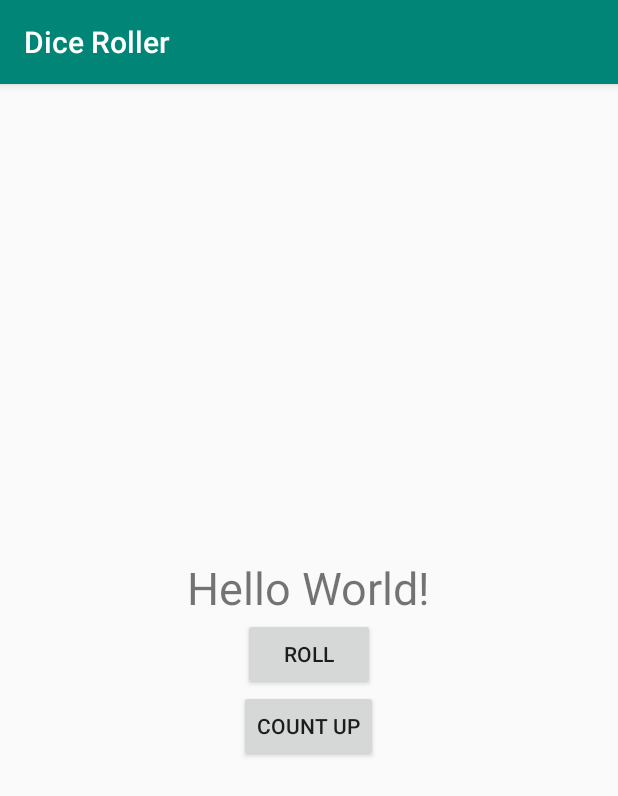
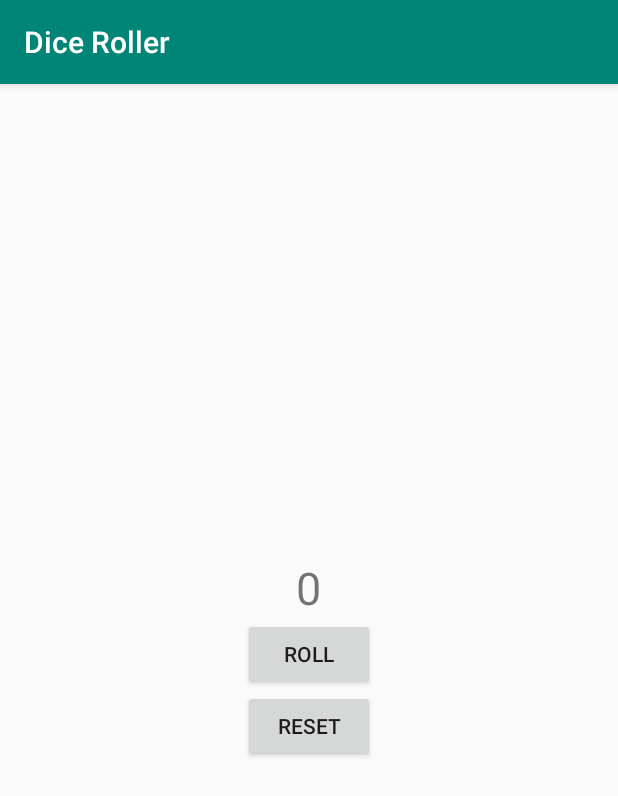
Before and after one commit to codelloyd/akfc-diceroller, an Android app: the screen it shows after launch (MainActivity), on a phone screen of 412 x 824 dp. Shown: the top 796 px of the screen. Run offline under Robolectric (Android 15) with nearby library versions, the phone set to English and light mode, and no system bars.

Commit message:
Replace CountUp with Reset

```diff
--- a/app/src/main/java/com/codelloyd/akfc/diceroller/MainActivity.kt
+++ b/app/src/main/java/com/codelloyd/akfc/diceroller/MainActivity.kt
@@ -15,8 +15,10 @@ class MainActivity : AppCompatActivity() {
     val rollButton: Button = findViewById(R.id.roll_button)
     rollButton.setOnClickListener { rollDice() }
 
-    val countUpButton: Button = findViewById(R.id.countup_button)
-    countUpButton.setOnClickListener { countUp() }
+    val resetButton: Button = findViewById(R.id.reset_button)
+    resetButton.setOnClickListener { reset() }
+
+    reset()
   }
 
   private fun rollDice() {
@@ -26,18 +28,9 @@ class MainActivity : AppCompatActivity() {
     resultText.text = randomInt.toString()
   }
 
-  private fun countUp() {
+  private fun reset() {
     val resultText: TextView = findViewById(R.id.result_text)
-
-    if (resultText.text == resources.getString(R.string.hello_world)) {
-      resultText.text = "1"
-    } else {
-      var resultInt = resultText.text.toString().toInt()
-
-      if (resultInt < 6) {
-        resultInt++
-        resultText.text = resultInt.toString()
-      }
-    }
+    val resetValue = 0
+    resultText.text = resetValue.toString()
   }
 }
--- a/app/src/main/res/layout/activity_main.xml
+++ b/app/src/main/res/layout/activity_main.xml
@@ -13,8 +13,7 @@
       android:layout_width="wrap_content"
       android:layout_height="wrap_content"
       android:layout_gravity="center_horizontal"
-      android:textSize="30sp"
-      android:text="@string/hello_world"/>
+      android:textSize="30sp"/>
 
   <Button
       android:id="@+id/roll_button"
@@ -24,10 +23,10 @@
       android:text="@string/roll_label"/>
 
   <Button
-      android:id="@+id/countup_button"
+      android:id="@+id/reset_button"
       android:layout_width="wrap_content"
       android:layout_height="wrap_content"
       android:layout_gravity="center_horizontal"
-      android:text="@string/countup_label"/>
+      android:text="@string/reset_label"/>
 
 </LinearLayout>
--- a/app/src/main/res/values/strings.xml
+++ b/app/src/main/res/values/strings.xml
@@ -1,6 +1,5 @@
 <resources>
   <string name="app_name">Dice Roller</string>
   <string name="roll_label">Roll</string>
-  <string name="countup_label">Count Up</string>
-  <string name="hello_world">Hello World!</string>
+  <string name="reset_label">Reset</string>
 </resources>
```
